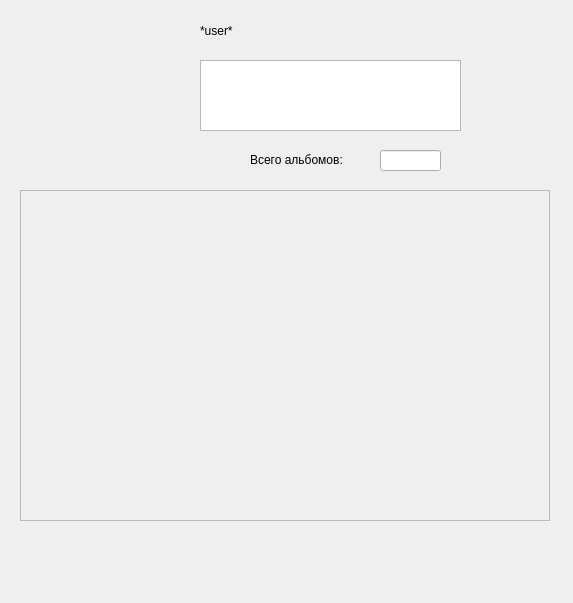
gepron1x/blacklandradio, file ui/user.ui: the form before one commit.
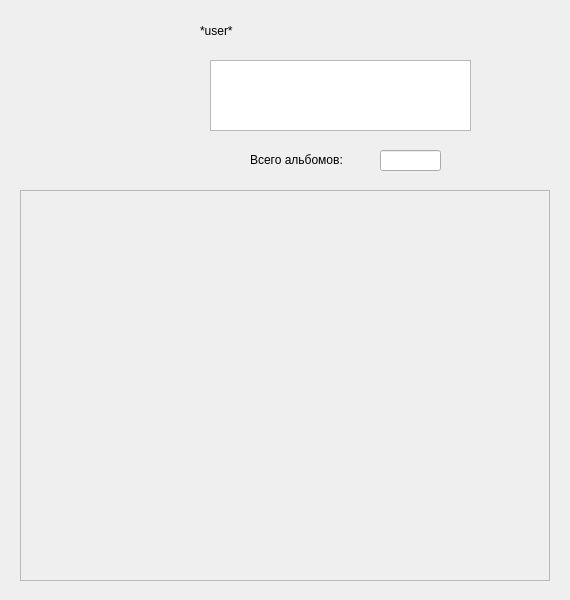
The form after the commit.

The edit to the form file:
```diff
--- a/ui/user.ui
+++ b/ui/user.ui
@@ -6,10 +6,16 @@
    <rect>
     <x>0</x>
     <y>0</y>
-    <width>573</width>
-    <height>603</height>
+    <width>570</width>
+    <height>600</height>
    </rect>
   </property>
+  <property name="minimumSize">
+   <size>
+    <width>570</width>
+    <height>600</height>
+   </size>
+  </property>
   <property name="windowTitle">
    <string>Пользователь - Blackland Radio</string>
   </property>
@@ -42,7 +48,7 @@
   <widget class="QPlainTextEdit" name="desc">
    <property name="geometry">
     <rect>
-     <x>200</x>
+     <x>210</x>
      <y>60</y>
      <width>261</width>
      <height>71</height>
@@ -81,7 +87,7 @@
      <x>20</x>
      <y>190</y>
      <width>530</width>
-     <height>331</height>
+     <height>391</height>
     </rect>
    </property>
    <property name="widgetResizable">
@@ -93,7 +99,7 @@
       <x>0</x>
       <y>0</y>
       <width>526</width>
-      <height>327</height>
+      <height>387</height>
      </rect>
     </property>
     <layout class="QHBoxLayout" name="horizontalLayout">
```
